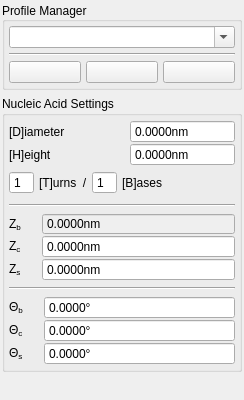
First picture: the form in ui/panels/nucleic_acid/panel.ui, repository NATuG3/NATuG3, before the edit.
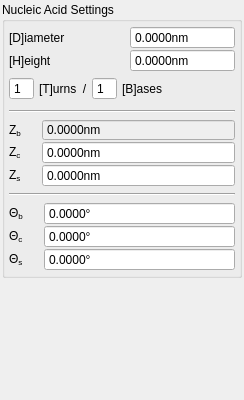
Second picture: the form after the edit.

```diff
--- a/ui/panels/nucleic_acid/panel.ui
+++ b/ui/panels/nucleic_acid/panel.ui
@@ -26,174 +26,6 @@
    <property name="bottomMargin">
     <number>2</number>
    </property>
-   <item>
-    <widget class="QGroupBox" name="profile_manager">
-     <property name="sizePolicy">
-      <sizepolicy hsizetype="Preferred" vsizetype="Minimum">
-       <horstretch>0</horstretch>
-       <verstretch>0</verstretch>
-      </sizepolicy>
-     </property>
-     <property name="maximumSize">
-      <size>
-       <width>16777215</width>
-       <height>16777215</height>
-      </size>
-     </property>
-     <property name="title">
-      <string>Profile Manager</string>
-     </property>
-     <property name="alignment">
-      <set>Qt::AlignJustify|Qt::AlignVCenter</set>
-     </property>
-     <property name="flat">
-      <bool>false</bool>
-     </property>
-     <property name="checkable">
-      <bool>false</bool>
-     </property>
-     <layout class="QGridLayout" name="gridLayout">
-      <property name="leftMargin">
-       <number>4</number>
-      </property>
-      <property name="topMargin">
-       <number>4</number>
-      </property>
-      <property name="rightMargin">
-       <number>4</number>
-      </property>
-      <property name="bottomMargin">
-       <number>4</number>
-      </property>
-      <property name="spacing">
-       <number>5</number>
-      </property>
-      <item row="2" column="0" colspan="2">
-       <layout class="QGridLayout" name="profile_tools_layout">
-        <item row="0" column="3">
-         <widget class="QPushButton" name="delete_profile_button">
-          <property name="sizePolicy">
-           <sizepolicy hsizetype="Minimum" vsizetype="Fixed">
-            <horstretch>0</horstretch>
-            <verstretch>0</verstretch>
-           </sizepolicy>
-          </property>
-          <property name="maximumSize">
-           <size>
-            <width>16777215</width>
-            <height>16777215</height>
-           </size>
-          </property>
-          <property name="toolTip">
-           <string>Delete Profile</string>
-          </property>
-          <property name="statusTip">
-           <string/>
-          </property>
-          <property name="whatsThis">
-           <string>Delete Profile</string>
-          </property>
-          <property name="styleSheet">
-           <string notr="true">QPushButton::disabled{background-color: rgb(210, 210,
-                                                210)}
-                                            </string>
-          </property>
-          <property name="text">
-           <string/>
-          </property>
-          <property name="checkable">
-           <bool>false</bool>
-          </property>
-         </widget>
-        </item>
-        <item row="0" column="1">
-         <widget class="QPushButton" name="save_profile_button">
-          <property name="enabled">
-           <bool>true</bool>
-          </property>
-          <property name="sizePolicy">
-           <sizepolicy hsizetype="Minimum" vsizetype="Fixed">
-            <horstretch>0</horstretch>
-            <verstretch>0</verstretch>
-           </sizepolicy>
-          </property>
-          <property name="maximumSize">
-           <size>
-            <width>16777215</width>
-            <height>16777215</height>
-           </size>
-          </property>
-          <property name="toolTip">
-           <string>Save Profile</string>
-          </property>
-          <property name="statusTip">
-           <string/>
-          </property>
-          <property name="whatsThis">
-           <string>Save Profile</string>
-          </property>
-          <property name="styleSheet">
-           <string notr="true">QPushButton::disabled{background-color: rgb(210, 210,
-                                                210)}
-                                            </string>
-          </property>
-          <property name="text">
-           <string/>
-          </property>
-          <property name="checkable">
-           <bool>false</bool>
-          </property>
-         </widget>
-        </item>
-        <item row="0" column="0">
-         <widget class="QPushButton" name="load_profile_button">
-          <property name="enabled">
-           <bool>true</bool>
-          </property>
-          <property name="toolTip">
-           <string>Load Profile</string>
-          </property>
-          <property name="statusTip">
-           <string/>
-          </property>
-          <property name="whatsThis">
-           <string/>
-          </property>
-          <property name="styleSheet">
-           <string notr="true">QPushButton::disabled{background-color: rgb(210, 210,
-                                                210)}
-                                            </string>
-          </property>
-          <property name="text">
-           <string/>
-          </property>
-          <property name="checkable">
-           <bool>false</bool>
-          </property>
-         </widget>
-        </item>
-       </layout>
-      </item>
-      <item row="1" column="0" colspan="2">
-       <widget class="Line" name="line_4">
-        <property name="orientation">
-         <enum>Qt::Horizontal</enum>
-        </property>
-       </widget>
-      </item>
-      <item row="0" column="0" colspan="2">
-       <widget class="QComboBox" name="profile_chooser">
-        <property name="toolTip">
-         <string/>
-        </property>
-        <property name="editable">
-         <bool>true</bool>
-        </property>
-       </widget>
-      </item>
-     </layout>
-    </widget>
-   </item>
    <item>
     <widget class="QGroupBox" name="nucleic_acid_settings">
      <property name="title">
```
